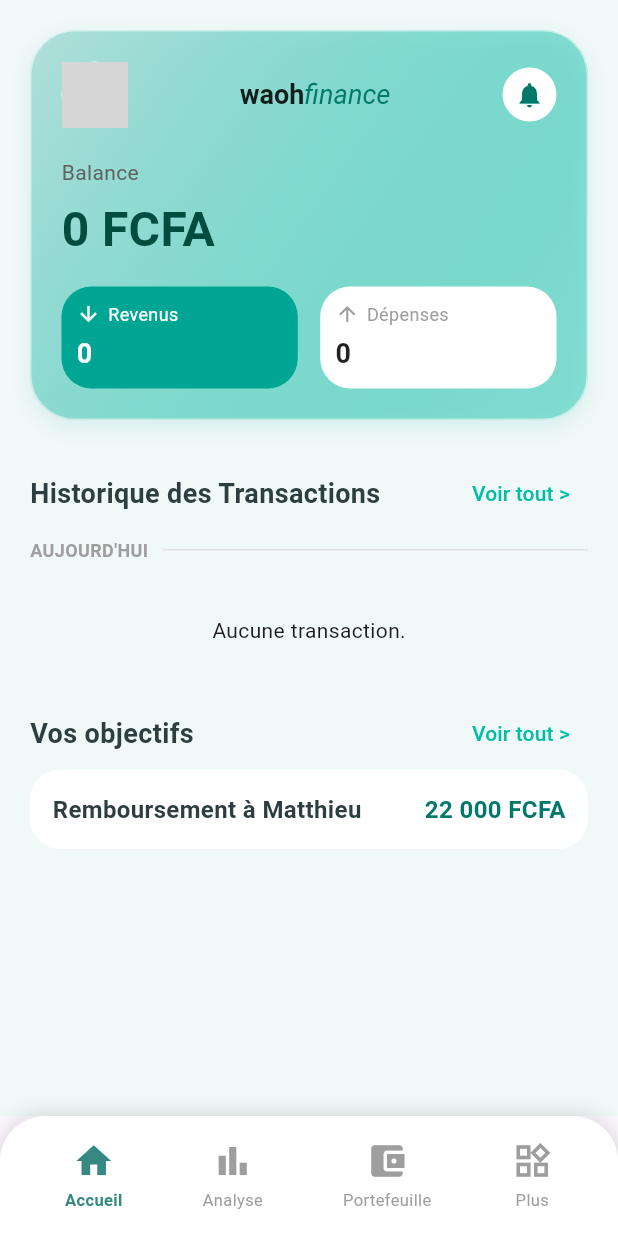
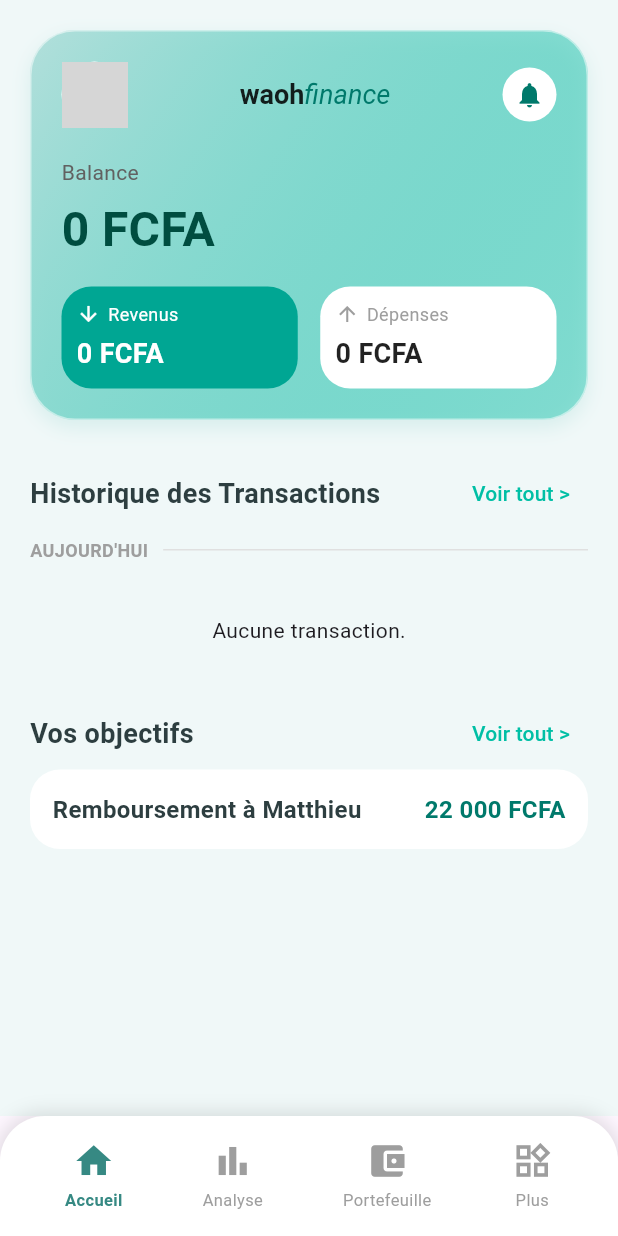
Before and after one commit to iantheworld0/finteck, a Flutter app: the screen it shows after launch, on a phone screen of 412 x 824 dp. Run offline on Flutter 3.47's test engine with Material 3 defaults, Android fonts, the phone set to English and light mode, and no system bars; our stand-ins replace fl_chart, hive, hive_flutter; accounts and stored records are empty; network calls fail; grey boxes are pictures that could not be loaded.

Commit message:
mise à jour des screens

```diff
--- a/lib/main.dart
+++ b/lib/main.dart
@@ -1,7 +1,10 @@
 import 'package:fintecks/models/transaction_model.dart';
 import 'package:fintecks/pages/charges/Charge_Det.dart';
 import 'package:fintecks/pages/home/HomeScreen.dart';
+import 'package:fintecks/pages/login/LoginScreen.dart';
 import 'package:fintecks/pages/navbotom.dart/bottomnavigationbar.dart';
+import 'package:fintecks/pages/onboarding/OnboardingScreen.dart';
+import 'package:fintecks/pages/splashpage/SplashScreen.dart';
 import 'package:fintecks/routes/app_router.dart';
 import 'package:flutter/material.dart';
 import 'package:hive/hive.dart';
--- a/lib/pages/home/HomeScreen.dart
+++ b/lib/pages/home/HomeScreen.dart
@@ -1,19 +1,17 @@
 import 'package:fintecks/data/transaction_data.dart';
 import 'package:fintecks/historiques/transaction_history.dart';
+import 'package:fintecks/models/transaction_model.dart';
 import 'package:flutter/material.dart';
-
+import 'package:hive_flutter/hive_flutter.dart';
 
 class HomePage extends StatefulWidget {
   const HomePage({super.key});
-
   @override
   State<HomePage> createState() => _HomePageState();
 }
-
 class _HomePageState extends State<HomePage> {
   @override
   Widget build(BuildContext context) {
-    // Définition des couleurs
     final Color tealColor = const Color(0xFF00BFA5);
     final Color darkTealColor = const Color(0xFF00796B);
     final Color lightBgColor = const Color(0xFFF0F8F8);
@@ -21,13 +19,14 @@
     return Scaffold(
       backgroundColor: lightBgColor,
       body: SafeArea(
-        child: SingleChildScrollView(
-          padding: const EdgeInsets.symmetric(horizontal: 20, vertical: 20),
         child: Column(
-            crossAxisAlignment: CrossAxisAlignment.start,
           children: [
-
-              Container(
+            ValueListenableBuilder(
+              valueListenable: Hive.box<TransactionModel>('transactionsBox').listenable(),
+              builder: (context, box, _) {
+                return Padding(
+                  padding: const EdgeInsets.all(20),
+                  child: Container(
                     width: double.infinity,
                     padding: const EdgeInsets.all(20),
                     decoration: BoxDecoration(
@@ -51,9 +50,7 @@
                     ),
                     child: Column(
                       crossAxisAlignment: CrossAxisAlignment.start,
-                  children: [
-
-                    Row(
+                      children: [                        Row(
                           mainAxisAlignment: MainAxisAlignment.spaceBetween,
                           children: [
                             const CircleAvatar(
@@ -97,7 +94,6 @@
                         const SizedBox(height: 15),
                         Row(
                           children: [
-
                             Expanded(
                               child: Container(
                                 padding: const EdgeInsets.symmetric(vertical: 10, horizontal: 10),
@@ -117,14 +113,14 @@
                                     ),
                                     const SizedBox(height: 5),
                                     Text(
-                                 "${totalIncome().toStringAsFixed(0)}" ,
-                                  style: const TextStyle(color: Colors.white, fontSize: 18, fontWeight: FontWeight.bold)),
+                                      "${totalIncome().toStringAsFixed(0)} FCFA",
+                                      style: const TextStyle(color: Colors.white, fontSize: 18, fontWeight: FontWeight.bold)
+                                    ),
                                   ],
                                 ),
                               ),
                             ),
                             const SizedBox(width: 15),
-
                             Expanded(
                               child: Container(
                                 padding: const EdgeInsets.symmetric(vertical: 10, horizontal: 10),
@@ -135,19 +131,18 @@
                                 child: Column(
                                   crossAxisAlignment: CrossAxisAlignment.start,
                                   children: [
-                                Row(
+                                    const Row(
                                       children: [
-                                    const Icon(Icons.arrow_upward, color: Colors.grey, size: 16),
-                                    const SizedBox(width: 5),
-                                    Text(
-                                      "Dépenses",
-                                       style: const TextStyle(color: Colors.grey, fontSize: 12)),
+                                        Icon(Icons.arrow_upward, color: Colors.grey, size: 16),
+                                        SizedBox(width: 5),
+                                        Text("Dépenses", style: TextStyle(color: Colors.grey, fontSize: 12)),
                                       ],
                                     ),
                                     const SizedBox(height: 5),
                                     Text(
-                                  "${totalExpenses().toStringAsFixed(0)}",
-                                  style: const TextStyle(color: Colors.black87, fontSize: 18, fontWeight: FontWeight.bold)),
+                                      "${totalExpenses().toStringAsFixed(0)} FCFA",
+                                      style: const TextStyle(color: Colors.black87, fontSize: 18, fontWeight: FontWeight.bold)
+                                    ),
                                   ],
                                 ),
                               ),
@@ -157,10 +152,21 @@
                       ],
                     ),
                   ),
+                );
+              }
+            ),
+            Expanded(
+              child: SingleChildScrollView(
+                padding: const EdgeInsets.symmetric(horizontal: 20),
+                child: Column(
+                  crossAxisAlignment: CrossAxisAlignment.start,
+                  children: [
 
-              const SizedBox(height: 25),
+                    const SizedBox(height: 5),
                     const TransactionHistory(),
+
                     const SizedBox(height: 15),
+
                     Row(
                       mainAxisAlignment: MainAxisAlignment.spaceBetween,
                       children: [
@@ -195,6 +201,9 @@
                 ),
               ),
             ),
+          ],
+        ),
+      ),
     );
   }
 }
--- a/lib/pages/login/LoginScreen.dart
+++ b/lib/pages/login/LoginScreen.dart
@@ -1,3 +1,4 @@
+import 'package:fintecks/routes/routes.dart';
 import 'package:flutter/material.dart';
 
 
@@ -79,7 +80,9 @@
                       borderRadius: BorderRadius.circular(30),
                     ),
                   ),
-                  onPressed: () {},
+                  onPressed: () {
+                    Navigator.pushNamed(context, AppRoutes.login);
+                  },
                   child: const Text(
                     "S’inscrire",
                     style: TextStyle(
--- a/lib/pages/onboarding/OnboardingScreen.dart
+++ b/lib/pages/onboarding/OnboardingScreen.dart
@@ -42,7 +42,7 @@
                   flex: 4,
                   child: Center(
                     child: Image.asset(
-                      'assets/images/wa.png',
+                      'assets/images/wallet.png',
                       height: 500,
                       fit: BoxFit.contain,
                     ),
--- a/lib/routes/app_router.dart
+++ b/lib/routes/app_router.dart
@@ -1,6 +1,7 @@
 import 'package:fintecks/pages/charges/Charge_Det.dart';
 import 'package:fintecks/pages/home/HomeScreen.dart';
 import 'package:fintecks/pages/login/LoginScreen.dart';
+import 'package:fintecks/pages/navbotom.dart/bottomnavigationbar.dart';
 import 'package:fintecks/pages/onboarding/OnboardingScreen.dart';
 import 'package:fintecks/pages/splashpage/SplashScreen.dart';
 import 'package:flutter/material.dart';
@@ -19,6 +20,8 @@
         return MaterialPageRoute(builder: (_) => OnboardingScreen());
       case AppRoutes.charges:
         return MaterialPageRoute(builder: (_) => Charges());
+      case AppRoutes.Bottom:
+        return MaterialPageRoute(builder: (_) => Bottom());
       default:
         return MaterialPageRoute(
           builder: (_) => Scaffold(
--- a/lib/routes/routes.dart
+++ b/lib/routes/routes.dart
@@ -1,3 +1,5 @@
+
+import 'package:fintecks/pages/navbotom.dart/bottomnavigationbar.dart';
 
 class AppRoutes {
   static const splash = '/';
@@ -5,4 +7,5 @@
   static const home = '/home';
   static const onboarding = '/onboarding';
   static const charges = '/charges';
+  static const Bottom = '/bottom';
 }
```
Also changed, not shown: lib/pages/analyse/analysescreen.dart (+113 -26 lines), assets/images/wallet.png. Lines whose indentation alone changed are shown as unchanged.
